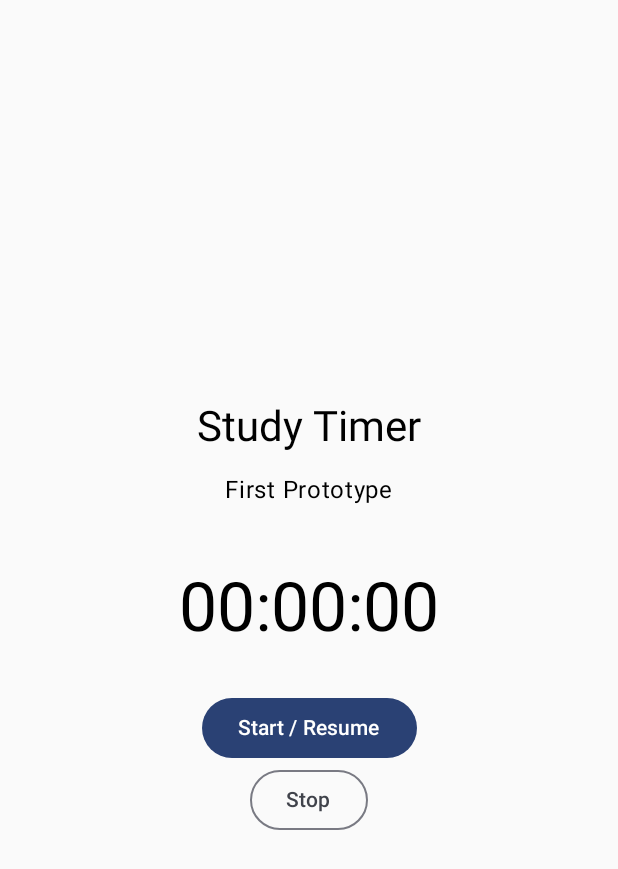
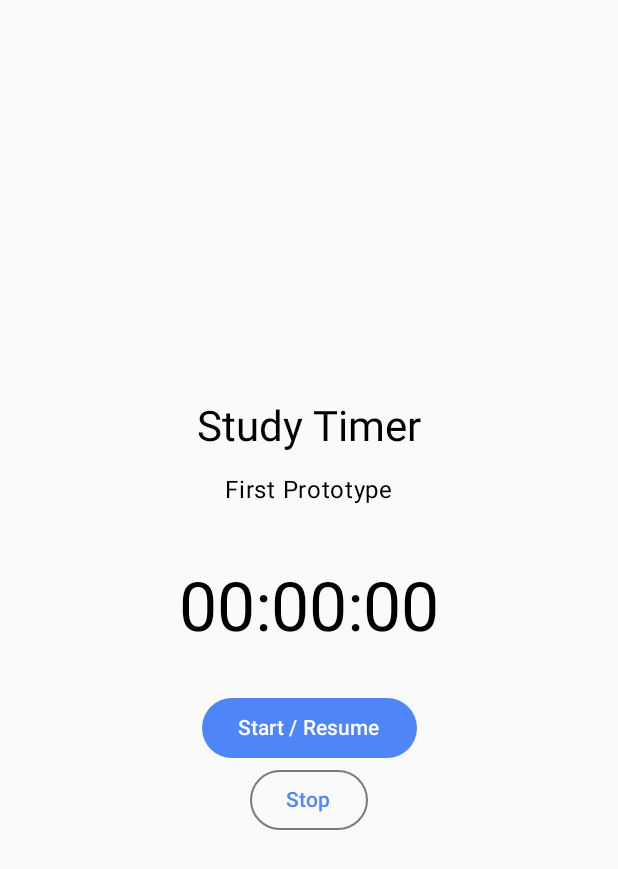
Before and after one commit to FadyEhab6/TimeTrace, an Android app built with Jetpack Compose: the screen it shows after launch (MainActivity), on a phone screen of 412 x 824 dp. Shown: the top 869 px of the screen. Run offline under Robolectric (Android 15) with nearby library versions, the phone set to English and light mode, and no system bars.

Commit message:
[Redesign] Integrated theme variables and changed theme colors

```diff
--- a/app/src/main/java/com/example/timetrace2/ui/pages/splash/SplashScreen.kt
+++ b/app/src/main/java/com/example/timetrace2/ui/pages/splash/SplashScreen.kt
@@ -6,8 +6,11 @@ import androidx.compose.material3.*
 import androidx.compose.runtime.Composable
 import androidx.compose.ui.Alignment
 import androidx.compose.ui.Modifier
+import androidx.compose.ui.tooling.preview.Preview
 import androidx.compose.ui.unit.dp
+import com.example.timetrace2.ui.theme.Typography
 
+@Preview
 @Composable
 fun SplashScreen() {
     Column(
@@ -15,11 +18,11 @@ fun SplashScreen() {
         horizontalAlignment = Alignment.CenterHorizontally,
         verticalArrangement = Arrangement.Center
     ) {
-        Text("◷", style = MaterialTheme.typography.displayLarge)
+        Text("◷", style = Typography.displayLarge)
 
         Spacer(Modifier.height(16.dp))
 
-        Text("TimeTrace", style = MaterialTheme.typography.headlineLarge)
+        Text("TimeTrace", style = Typography.headlineLarge)
 
         Spacer(Modifier.height(8.dp))
 
--- a/app/src/main/java/com/example/timetrace2/ui/pages/timer/TimerScreen.kt
+++ b/app/src/main/java/com/example/timetrace2/ui/pages/timer/TimerScreen.kt
@@ -6,9 +6,14 @@ import androidx.compose.material3.*
 import androidx.compose.runtime.*
 import androidx.compose.ui.Alignment
 import androidx.compose.ui.Modifier
+import androidx.compose.ui.graphics.Color
+import androidx.compose.ui.tooling.preview.Preview
 import androidx.compose.ui.unit.dp
+import com.example.timetrace2.ui.theme.StudyBlue
+import com.example.timetrace2.ui.theme.Typography
 import kotlinx.coroutines.delay
 
+@Preview
 @Composable
 fun TimerScreen() {
     var seconds by remember { mutableIntStateOf(0) }
@@ -31,7 +36,7 @@ fun TimerScreen() {
         horizontalAlignment = Alignment.CenterHorizontally,
         verticalArrangement = Arrangement.Center
     ) {
-        Text("Study Timer", style = MaterialTheme.typography.headlineMedium)
+        Text("Study Timer", style = Typography.headlineMedium)
 
         Spacer(Modifier.height(12.dp))
 
@@ -39,11 +44,14 @@ fun TimerScreen() {
 
         Spacer(Modifier.height(40.dp))
 
-        Text(time, style = MaterialTheme.typography.displayMedium)
+        Text(time, style = Typography.displayMedium)
 
         Spacer(Modifier.height(30.dp))
 
-        Button(onClick = { running = !running }) {
+        Button(onClick = { running = !running }, colors = ButtonDefaults.buttonColors(
+            containerColor = StudyBlue,
+            contentColor = Color.White
+        )) {
             Text(if (running) "Pause" else "Start / Resume")
         }
 
@@ -51,7 +59,7 @@ fun TimerScreen() {
             running = false
             seconds = 0
         }) {
-            Text("Stop")
+            Text("Stop", color = StudyBlue)
         }
     }
 }
```
